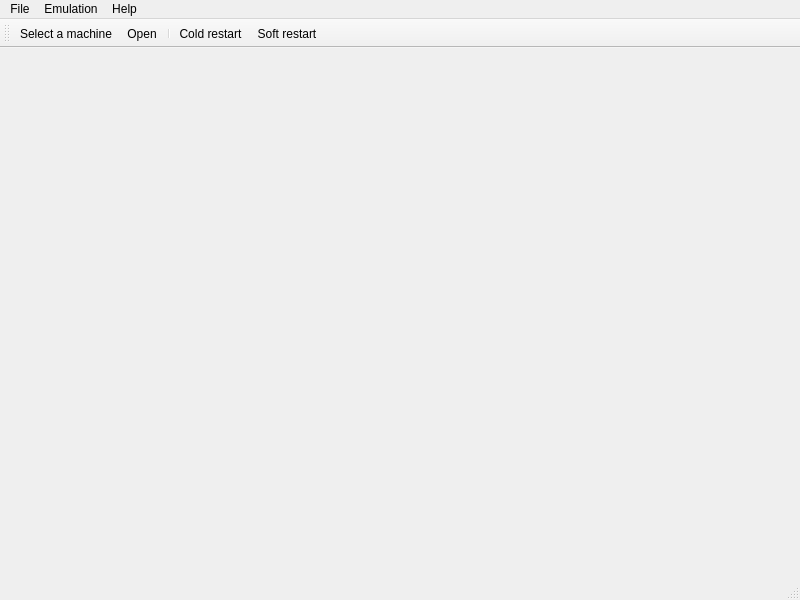
Ptr314/ecat3, file src/mainwindow.ui: the form before one commit.
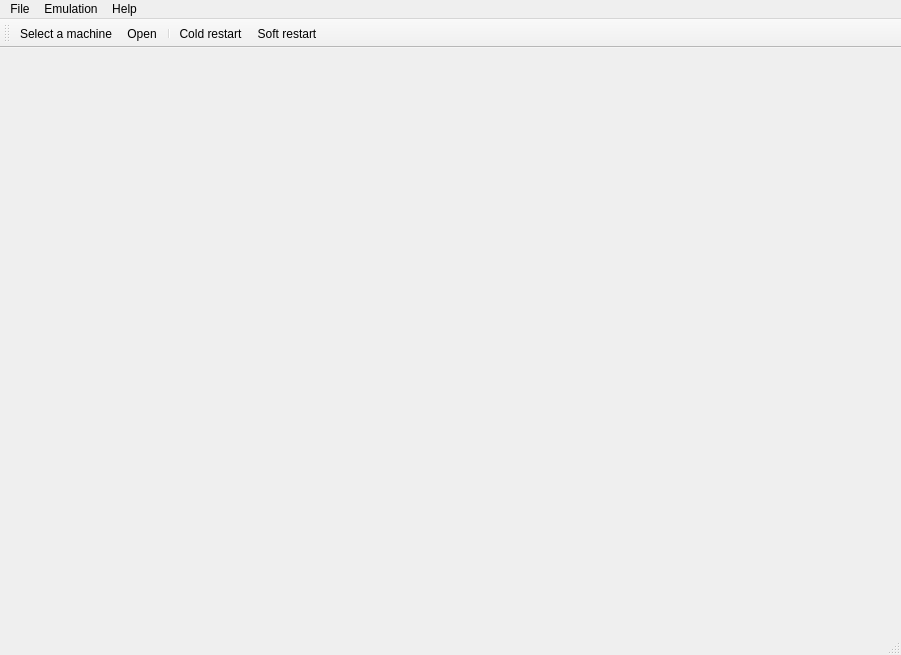
The form after the commit. Icons and pictures are not drawn.

What changed in the file:
```diff
--- a/src/mainwindow.ui
+++ b/src/mainwindow.ui
@@ -6,41 +6,62 @@
    <rect>
     <x>0</x>
     <y>0</y>
-    <width>800</width>
-    <height>600</height>
+    <width>901</width>
+    <height>655</height>
    </rect>
   </property>
+  <property name="sizePolicy">
+   <sizepolicy hsizetype="Expanding" vsizetype="Expanding">
+    <horstretch>0</horstretch>
+    <verstretch>0</verstretch>
+   </sizepolicy>
+  </property>
   <property name="windowTitle">
    <string>MainWindow</string>
   </property>
   <widget class="QWidget" name="centralwidget">
    <property name="sizePolicy">
-    <sizepolicy hsizetype="Expanding" vsizetype="Expanding">
+    <sizepolicy hsizetype="Preferred" vsizetype="Expanding">
      <horstretch>0</horstretch>
      <verstretch>0</verstretch>
     </sizepolicy>
    </property>
    <property name="maximumSize">
     <size>
-     <width>800</width>
-     <height>510</height>
+     <width>16777215</width>
+     <height>16777215</height>
     </size>
    </property>
-   <layout class="QVBoxLayout" name="verticalLayout_2">
+   <layout class="QHBoxLayout" name="horizontalLayout">
+    <property name="leftMargin">
+     <number>0</number>
+    </property>
+    <property name="topMargin">
+     <number>0</number>
+    </property>
+    <property name="rightMargin">
+     <number>0</number>
+    </property>
+    <property name="bottomMargin">
+     <number>0</number>
+    </property>
     <item>
      <widget class="QWidget" name="screen" native="true">
       <property name="sizePolicy">
-       <sizepolicy hsizetype="Expanding" vsizetype="Expanding">
+       <sizepolicy hsizetype="Preferred" vsizetype="Expanding">
         <horstretch>0</horstretch>
         <verstretch>0</verstretch>
        </sizepolicy>
       </property>
       <property name="minimumSize">
        <size>
-        <width>300</width>
-        <height>300</height>
+        <width>0</width>
+        <height>0</height>
        </size>
       </property>
+      <property name="layoutDirection">
+       <enum>Qt::LeftToRight</enum>
+      </property>
      </widget>
     </item>
    </layout>
@@ -50,7 +71,7 @@
     <rect>
      <x>0</x>
      <y>0</y>
-     <width>800</width>
+     <width>901</width>
      <height>21</height>
     </rect>
    </property>
```
